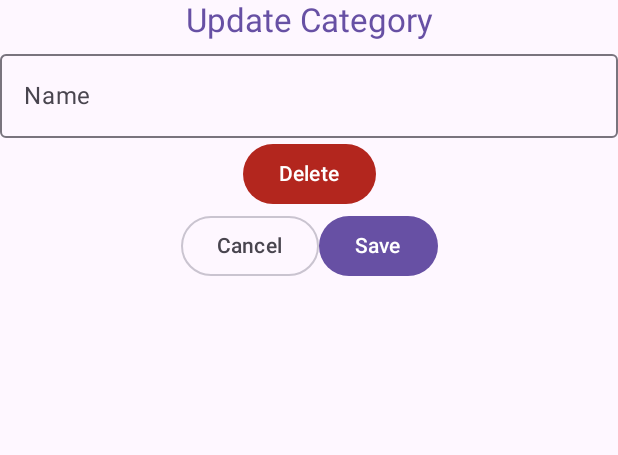
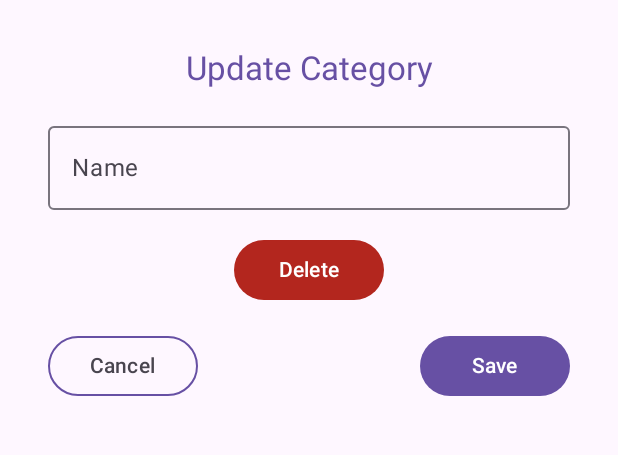
Before and after one commit to Cplanchet/ShoppingListAssistant, an Android app built with Jetpack Compose: the composable UpdateCategoryPage shown on its own in the app's theme, on a phone screen of 412 x 824 dp, the part 96-551 px from its top. Run offline under Robolectric (Android 15) with nearby library versions, the phone set to English and light mode, and no system bars.

Commit message:
Update UI

```diff
--- a/app/src/main/java/me/cplanchet/shoppinglistassistant/ui/updatecategory/UpdateCateogry.kt
+++ b/app/src/main/java/me/cplanchet/shoppinglistassistant/ui/updatecategory/UpdateCateogry.kt
@@ -1,6 +1,7 @@
 package me.cplanchet.shoppinglistassistant.ui.updatecategory
 
 import android.content.res.Configuration
+import androidx.compose.foundation.BorderStroke
 import androidx.compose.foundation.layout.*
 import androidx.compose.material3.*
 import androidx.compose.runtime.*
@@ -8,6 +9,8 @@ import androidx.compose.ui.Alignment
 import androidx.compose.ui.Modifier
 import androidx.compose.ui.res.stringResource
 import androidx.compose.ui.text.style.TextAlign
+import androidx.compose.ui.tooling.preview.Preview
+import androidx.compose.ui.unit.dp
 import me.cplanchet.shoppinglistassistant.R
 import me.cplanchet.shoppinglistassistant.ui.components.AppBar
 import me.cplanchet.shoppinglistassistant.ui.theme.ShoppingListAssistantTheme
@@ -21,8 +24,9 @@ fun UpdateCategoryPage(
     var temp by remember{mutableStateOf("")}
     Scaffold(topBar = { AppBar(hasBackButton = true, navigateUp = onNavigateUp) }){ paddingValues ->
         Column(
-            modifier = modifier.padding(paddingValues),
-            horizontalAlignment = Alignment.CenterHorizontally
+            modifier = modifier.padding(paddingValues).then(Modifier.padding(all = 32.dp)),
+            horizontalAlignment = Alignment.CenterHorizontally,
+            verticalArrangement = Arrangement.spacedBy(16.dp)
         ) {
             Text(
                 text = stringResource(R.string.update_category_title),
@@ -34,30 +38,32 @@ fun UpdateCategoryPage(
                 modifier = Modifier.fillMaxWidth(),
                 value = temp,
                 onValueChange = { temp = it },
-                label = { Text( text = stringResource(R.string.create_category_label_name)) }
+                label = { Text( text = stringResource(R.string.create_category_label_name)) },
             )
             Button(
                 onClick = {},
                 colors = ButtonDefaults.buttonColors(
                     contentColor = MaterialTheme.colorScheme.onError,
                     containerColor = MaterialTheme.colorScheme.error),
+                modifier = Modifier.widthIn(min = 100.dp)
                 ){
                 Text(text = stringResource(R.string.delete))
             }
             Row(
-                modifier = Modifier,
+                modifier = Modifier.fillMaxWidth(),
                 verticalAlignment = Alignment.CenterVertically,
                 horizontalArrangement = Arrangement.SpaceBetween
             ){
                 OutlinedButton(
                     onClick = {},
-                    modifier = Modifier
+                    modifier = Modifier.widthIn(min = 100.dp),
+                    border = BorderStroke(1.dp, MaterialTheme.colorScheme.primary)
                 ){
                     Text(stringResource(R.string.cancel))
                 }
                 Button(
                     onClick = {},
-                    modifier = Modifier
+                    modifier = Modifier.widthIn(min = 100.dp)
                 ){
                     Text(stringResource(R.string.save))
                 }
```
